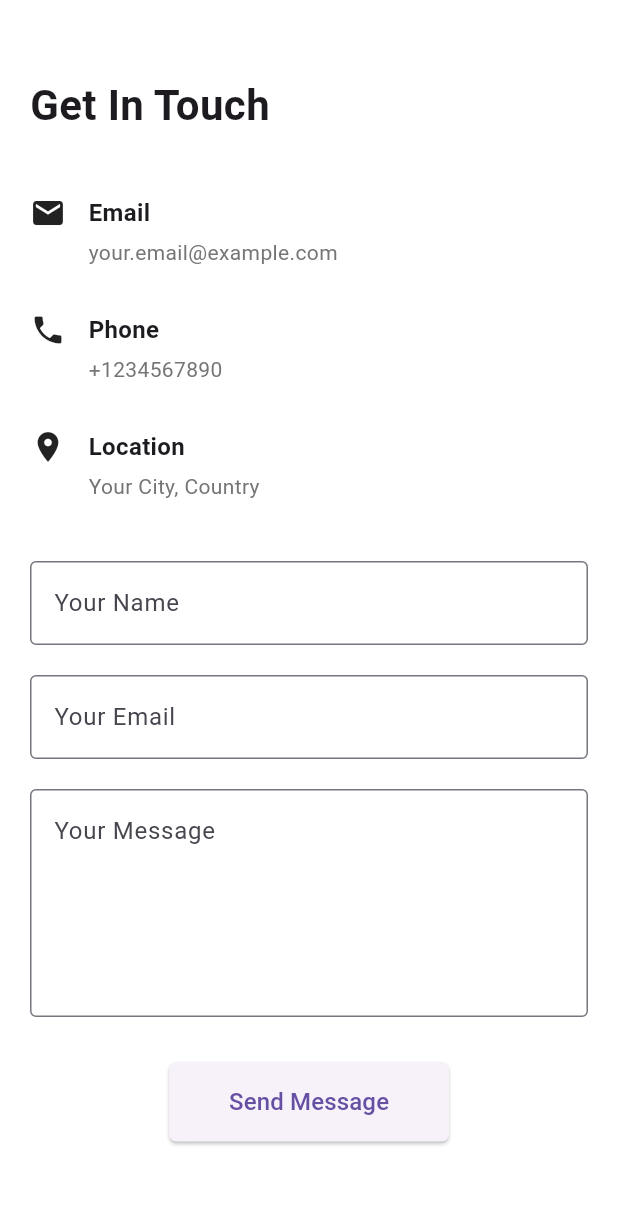
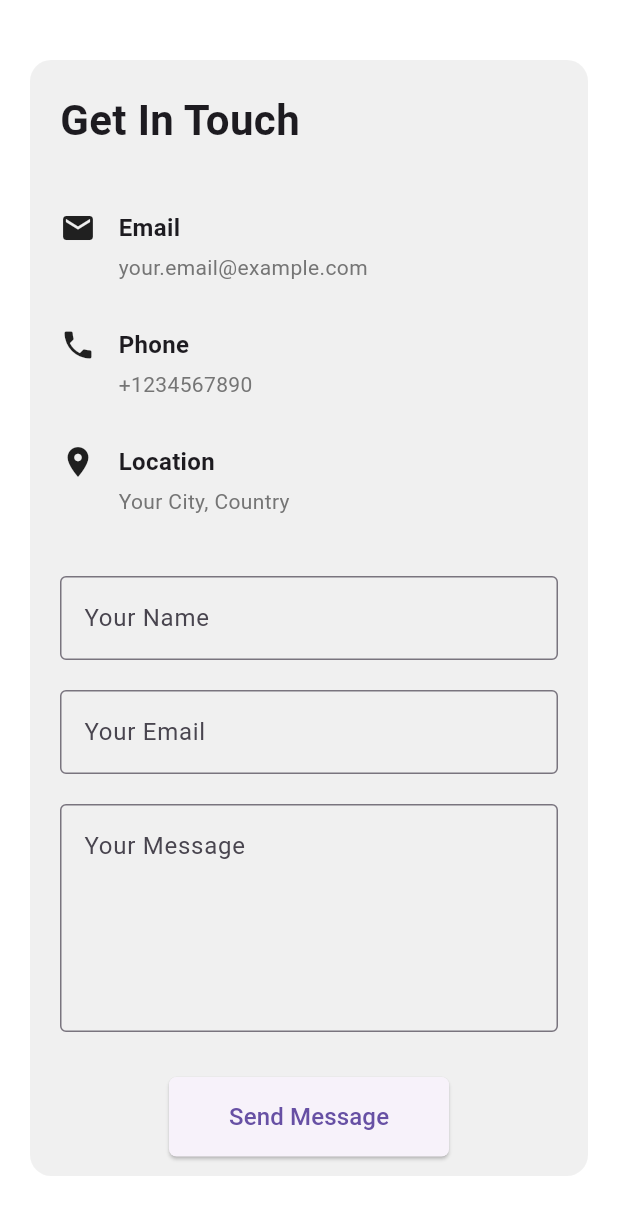
Before and after one commit to rilonmaharjan/myportfolio, a Flutter app: the ContactSection widget shown alone on an empty page, opened directly, on a phone screen of 412 x 824 dp. Shown: the top 1215 px of the screen. Run offline on Flutter 3.47's test engine with Material 3 defaults, Android fonts, the phone set to English and light mode, and no system bars; network calls fail; Roboto replaces fonts that are missing (Poppins).

Commit message:
[modifeid :: contact ui]

```diff
--- a/lib/views/about_section.dart
+++ b/lib/views/about_section.dart
@@ -16,7 +16,7 @@ class _AboutSectionState extends State<AboutSection> {
     return Container(
       padding: EdgeInsets.symmetric(
         horizontal: isMobile ? 20 : isTablet ? 40 : 100,
-        vertical: 80,
+        vertical: isMobile ? 40 : 60,
       ),
       child: Column(
         crossAxisAlignment: CrossAxisAlignment.start,
--- a/lib/views/contact_section.dart
+++ b/lib/views/contact_section.dart
@@ -1,3 +1,5 @@
+import 'dart:ui';
+
 import 'package:flutter/material.dart';
 
 class ContactSection extends StatefulWidget {
@@ -30,7 +32,19 @@ class _ContactSectionState extends State<ContactSection> {
     return Container(
       padding: EdgeInsets.symmetric(
         horizontal: isMobile ? 20 : isTablet ? 40 : 100,
-        vertical: isMobile ? 50 : 80,
+        vertical: isMobile ? 40 : 60,
+      ),
+      child: ClipRRect(
+        child: BackdropFilter(
+          filter: ImageFilter.blur(sigmaX: 10, sigmaY: 10),
+          child: Container(
+            padding: EdgeInsets.symmetric(
+              horizontal: isMobile ? 20 : 50,
+              vertical: isMobile ? 20 : 50,
+            ),
+            decoration: BoxDecoration(
+              color: Colors.grey.withValues(alpha:0.15),
+              borderRadius: BorderRadius.circular(14),
             ),
             child: Column(
               crossAxisAlignment: CrossAxisAlignment.start,
@@ -85,6 +99,9 @@ class _ContactSectionState extends State<ContactSection> {
                         ],
                       ),
               ],
+            ),
+          ),
+        ),
       ),
     );
   }
--- a/lib/views/footer.dart
+++ b/lib/views/footer.dart
@@ -10,8 +10,8 @@ class Footer extends StatelessWidget {
 
     return Container(
       padding: EdgeInsets.symmetric(
-        horizontal: isMobile ? 20 : 100,
-        vertical: 30,
+        horizontal: isMobile ? 20 : isTablet ? 40 : 100,
+        vertical: isMobile ? 40 : 60,
       ),
       color: Theme.of(context).colorScheme.surfaceContainerHighest.withValues(alpha:0.1),
       child: Column(
```
Also changed, not shown: lib/views/experience_section.dart (+8 -1 lines), lib/views/project_section.dart (+9 -2 lines), lib/views/skill_section.dart (+9 -2 lines). Lines whose indentation alone changed are shown as unchanged.
